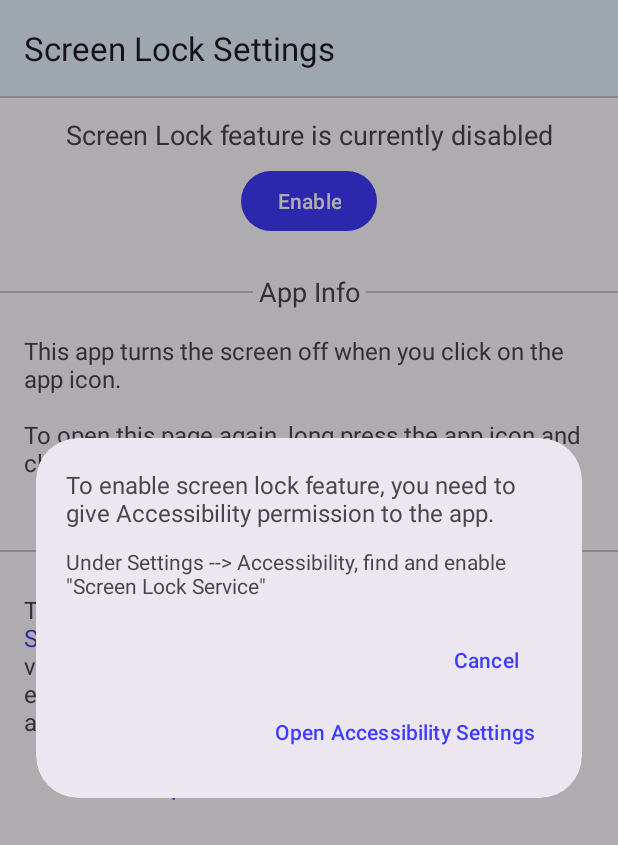
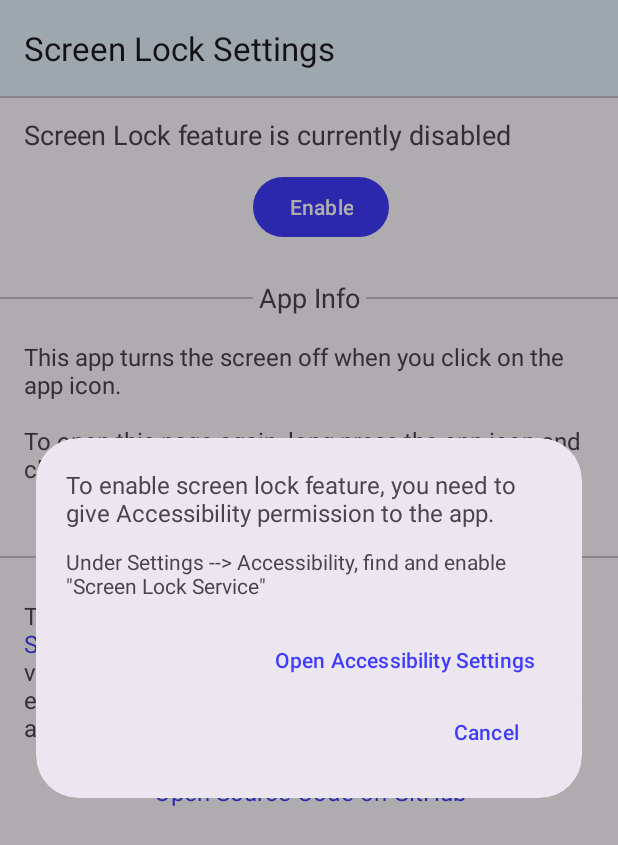
Before and after one commit to The-Computer-Genius/LockScreen, an Android app: the screen it shows after launch (MainActivity), after a tap on "Enable", on a phone screen of 412 x 824 dp. Shown: the top 845 px of the screen. Run offline under Robolectric (Android 15) with nearby library versions, the phone set to English and light mode, and no system bars.

Commit message:
Small UI changes, updated version code

```diff
--- a/app/build.gradle.kts
+++ b/app/build.gradle.kts
@@ -11,7 +11,7 @@ android {
         applicationId = "com.harasees.lockscreen"
         minSdk = 24
         targetSdk = 34
-        versionCode = 5
+        versionCode = 6
         versionName = "1.0"
 
         testInstrumentationRunner = "androidx.test.runner.AndroidJUnitRunner"
--- a/app/src/main/res/layout/activity_main.xml
+++ b/app/src/main/res/layout/activity_main.xml
@@ -47,10 +47,8 @@
                 android:id="@+id/textViewFunctionalityStatus"
                 android:layout_width="0dp"
                 android:layout_height="wrap_content"
-                android:layout_marginStart="8dp"
+                android:layout_marginStart="16dp"
                 android:layout_marginTop="12dp"
-                android:layout_marginEnd="8dp"
-                android:gravity="center"
                 android:text="Screen Lock feature is currently disabled"
                 android:textSize="18sp"
                 app:layout_constraintEnd_toEndOf="parent"
@@ -61,7 +59,7 @@
                 android:id="@+id/enabledFunctionalityBtn"
                 android:layout_width="wrap_content"
                 android:layout_height="wrap_content"
-                android:layout_marginTop="8dp"
+                android:layout_marginTop="12dp"
                 android:text="Enable"
                 app:layout_constraintEnd_toEndOf="@id/textViewFunctionalityStatus"
                 app:layout_constraintStart_toStartOf="@id/textViewFunctionalityStatus"
--- a/app/src/main/res/layout/request_perm_dlg.xml
+++ b/app/src/main/res/layout/request_perm_dlg.xml
@@ -21,19 +21,19 @@
         style="@style/Widget.Material3.Button.TextButton"
         android:layout_width="wrap_content"
         android:layout_height="wrap_content"
+        android:layout_marginTop="16dp"
         android:text="Open Accessibility Settings"
-        app:layout_constraintEnd_toEndOf="@+id/cancelPermBtn"
-        app:layout_constraintTop_toBottomOf="@+id/cancelPermBtn" />
+        app:layout_constraintEnd_toEndOf="parent"
+        app:layout_constraintTop_toBottomOf="@+id/textView2" />
 
     <com.google.android.material.button.MaterialButton
         android:id="@+id/cancelPermBtn"
         style="@style/Widget.Material3.Button.TextButton"
         android:layout_width="wrap_content"
         android:layout_height="wrap_content"
-        android:layout_marginTop="16dp"
         android:text="Cancel"
-        app:layout_constraintEnd_toEndOf="parent"
-        app:layout_constraintTop_toBottomOf="@+id/textView2" />
+        app:layout_constraintEnd_toEndOf="@+id/settingsBtn"
+        app:layout_constraintTop_toBottomOf="@+id/settingsBtn" />
 
     <TextView
         android:id="@+id/textView2"
```
Also changed, not shown: 3 other files.
